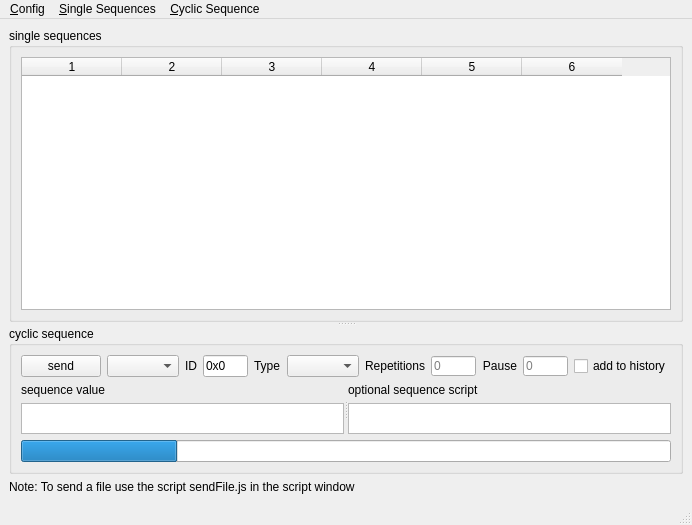
Before: the Qt Designer form ScriptCommunicator/sendwindow.ui in szieke/ScriptCommunicator_serial-terminal, drawn with Qt 5.
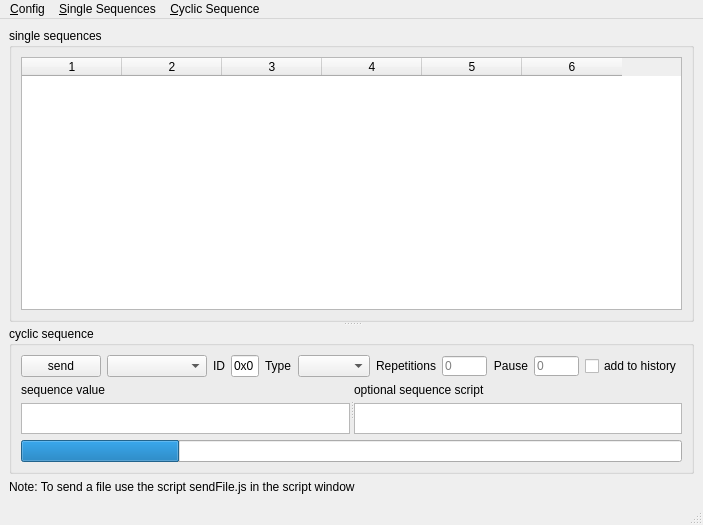
After: the same form once the commit is applied. Icons and pictures are not drawn. Custom widgets are drawn as their Qt base class.

Diff of the .ui file:
```diff
--- a/ScriptCommunicator/sendwindow.ui
+++ b/ScriptCommunicator/sendwindow.ui
@@ -6,7 +6,7 @@
    <rect>
     <x>0</x>
     <y>0</y>
-    <width>692</width>
+    <width>703</width>
     <height>525</height>
    </rect>
   </property>
@@ -114,6 +114,12 @@
           </item>
           <item>
            <widget class="QComboBox" name="CyclicSendFormat">
+            <property name="minimumSize">
+             <size>
+              <width>100</width>
+              <height>0</height>
+             </size>
+            </property>
             <property name="toolTip">
              <string>data format</string>
             </property>
@@ -363,8 +369,8 @@
     <rect>
      <x>0</x>
      <y>0</y>
-     <width>692</width>
-     <height>21</height>
+     <width>703</width>
+     <height>22</height>
     </rect>
    </property>
    <widget class="QMenu" name="menuSequence">
```
